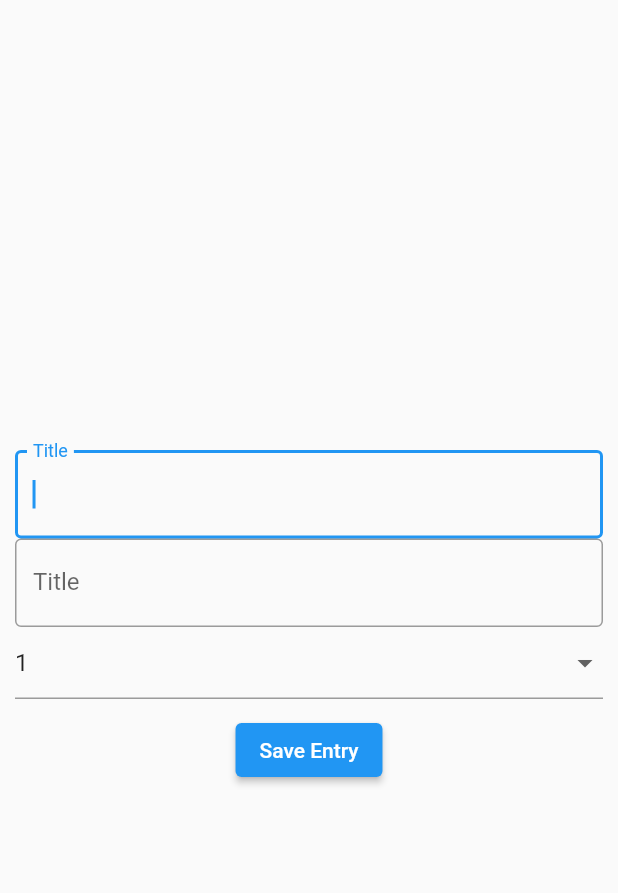
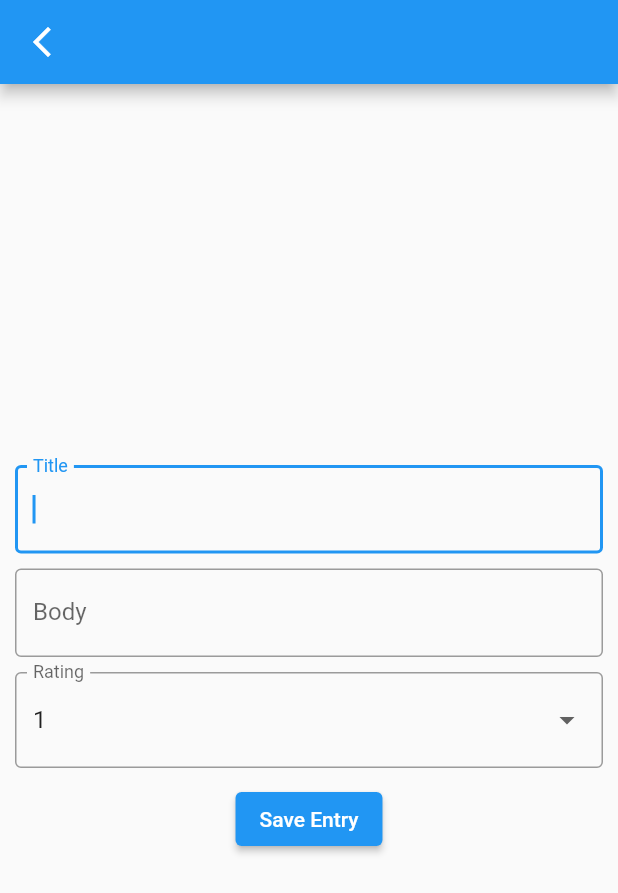
Before and after one commit to nlanners/journal, a Flutter app: the JournalEntryForm screen opened directly, on a phone screen of 412 x 824 dp. Shown: the top 893 px of the screen. Run offline on Flutter 3.47's test engine with Material 2 defaults, Android fonts, the phone set to English and light mode, and no system bars; our stand-ins replace shared_preferences, sqflite; accounts and stored records are empty.

```diff
--- /dev/null
+++ b/assets/schema_1.txt
@@ -0,0 +1 @@
+CREATE TABLE IF NOT EXISTS journal_entries(id INTEGER PRIMARY KEY AUTOINCREMENT, title TEXT NOT NULL, body TEXT NOT NULL, rating INTEGER NOT NULL, date TEXT NOT NULL);
--- a/lib/db/database_manager.dart
+++ b/lib/db/database_manager.dart
@@ -1,14 +1,15 @@
 import 'package:sqflite/sqflite.dart';
-import 'package:flutter/services.dart';
+import 'package:flutter/services.dart' show rootBundle;
 import '../models/journal_entry_dto.dart';
 
-const SCHEMA_PATH = 'assets/schema_1.sql.txt';
+const SCHEMA_PATH = 'assets/schema_1.txt';
 
 class DatabaseManager {
 
   static const String DATABASE_FILENAME = 'journal.sqlite3.db';
   static const String SQL_INSERT = 'INSERT INTO journal_entries(title, body, rating, date) VALUES(?, ?, ?, ?);';
   static const String SQL_SELECT = 'SELECT * FROM journal_entries;';
+
 
   static late DatabaseManager _instance;
 
@@ -22,8 +23,7 @@ class DatabaseManager {
   }
 
   static Future<String> createSchema(path) async {
-    String schema = await rootBundle.loadString(path);
-    return schema;
+    return await rootBundle.loadString(path);
   }
 
   static Future initialize() async {
@@ -31,7 +31,7 @@ class DatabaseManager {
       DATABASE_FILENAME,
       version: 1,
       onCreate: (Database db, int version) async {
-        createTables(db,  await createSchema(SCHEMA_PATH));
+        createTables(db, await createSchema(SCHEMA_PATH));
         }
       );
       _instance = DatabaseManager._(database: db);
--- a/lib/main.dart
+++ b/lib/main.dart
@@ -3,6 +3,7 @@ import 'package:flutter/services.dart';
 import 'package:shared_preferences/shared_preferences.dart';
 
 import 'db/database_manager.dart';
+import 'screens/new_journal_entry.dart';
 import 'screens/welcome.dart';
 import 'styles.dart';
 
@@ -49,6 +50,9 @@ class MyAppState extends State<MyApp> {
         Welcome.routeName: (context) => Welcome(
           switchToDarkMode: switchToDarkMode,
           darkMode: darkMode),
+
+        JournalEntryForm.routeName: (context) => const JournalEntryForm(),
+
       },
       initialRoute: Welcome.routeName,
     );
--- a/lib/screens/new_journal_entry.dart
+++ b/lib/screens/new_journal_entry.dart
@@ -4,6 +4,10 @@ import '../models/journal_entry_dto.dart';
 
 
 class JournalEntryForm extends StatefulWidget {
+  const JournalEntryForm({Key? key}) : super(key: key);
+
+  static const routeName = 'Journal_Form';
+
 
   @override
   State<JournalEntryForm> createState() => _JournalEntryFormState();
@@ -16,7 +20,20 @@ class _JournalEntryFormState extends State<JournalEntryForm> {
 
   @override
   Widget build(BuildContext context) {
-    return Padding(
+    return Scaffold(
+      appBar: AppBar(
+        leading: IconButton(
+          icon: const Icon(Icons.arrow_back_ios_new),
+          onPressed: Navigator.of(context).pop,
+        ),
+      ),
+      body: form(context)
+    );
+  }
+
+  Widget form(BuildContext context) {
+    return Center(
+      child: Padding(
         padding: const EdgeInsets.all(10),
         child: Form(
           key: formKey,
@@ -24,12 +41,15 @@ class _JournalEntryFormState extends State<JournalEntryForm> {
             mainAxisAlignment: MainAxisAlignment.center,
             children: [
               titleField(context),
+              const SizedBox(height: 10,),
               bodyField(context),
+              const SizedBox(height: 10,),
               ratingField(context, dropdownValue),
               const SizedBox(height: 10,),
               saveButton(context)
             ]
           ),
+        )
       )
     );
   }
@@ -52,7 +72,7 @@ class _JournalEntryFormState extends State<JournalEntryForm> {
   Widget bodyField(BuildContext context) {
     return TextFormField(
       decoration: const InputDecoration(
-        labelText: 'Title', border: OutlineInputBorder()
+        labelText: 'Body', border: OutlineInputBorder()
       ),
       onSaved: (value) {
         journalEntryFields.body = value.toString();
@@ -65,6 +85,9 @@ class _JournalEntryFormState extends State<JournalEntryForm> {
 
   Widget ratingField(BuildContext context, dropdownValue) {
     return DropdownButtonFormField(
+      decoration: const InputDecoration(
+        labelText: 'Rating', border: OutlineInputBorder()
+      ),
       value: dropdownValue,
       hint: const Text(''),
       items: const [
@@ -93,7 +116,7 @@ class _JournalEntryFormState extends State<JournalEntryForm> {
           addDateToJournalEntryFields();
           final databaseManager = DatabaseManager.getInstance();
           databaseManager.saveJournalEntry(dto: journalEntryFields);
-          Navigator.of(context).pop();
+          Navigator.pop(context);
         }
       },
       child: const Text('Save Entry'),
@@ -104,4 +127,6 @@ class _JournalEntryFormState extends State<JournalEntryForm> {
     journalEntryFields.dateTime = DateTime.now();
   }
 
+
+
 }
```
Also changed, not shown: lib/screens/welcome.dart (+24 -7 lines), pubspec.yaml (+3 -4 lines). Lines whose indentation alone changed are shown as unchanged.
